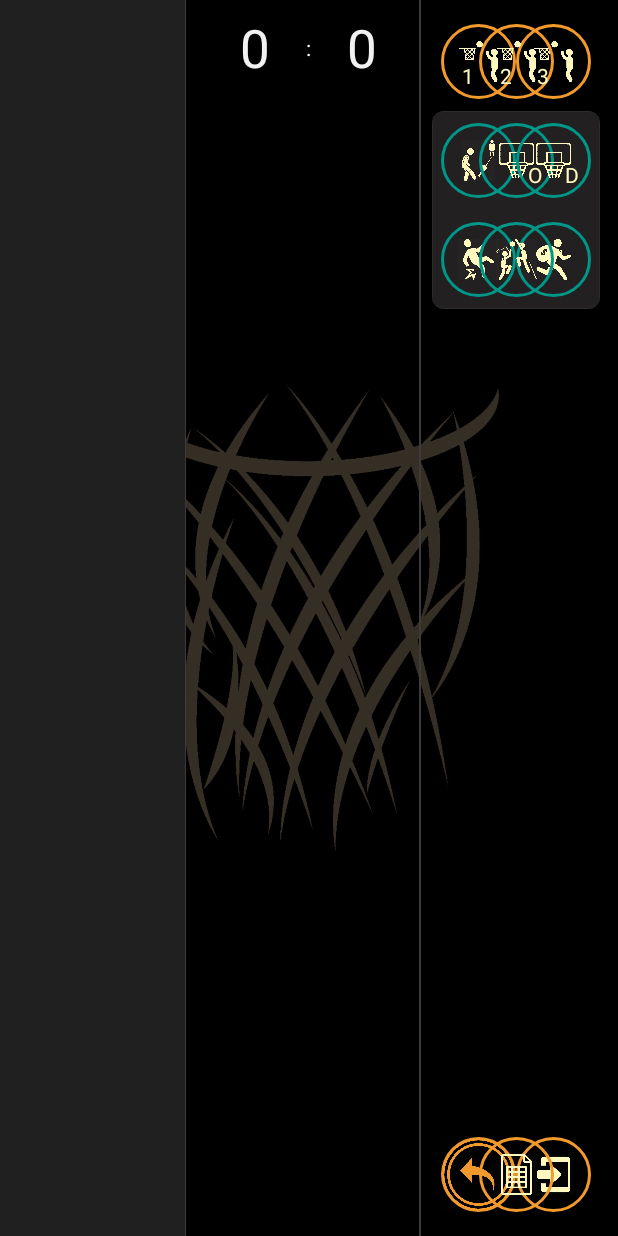
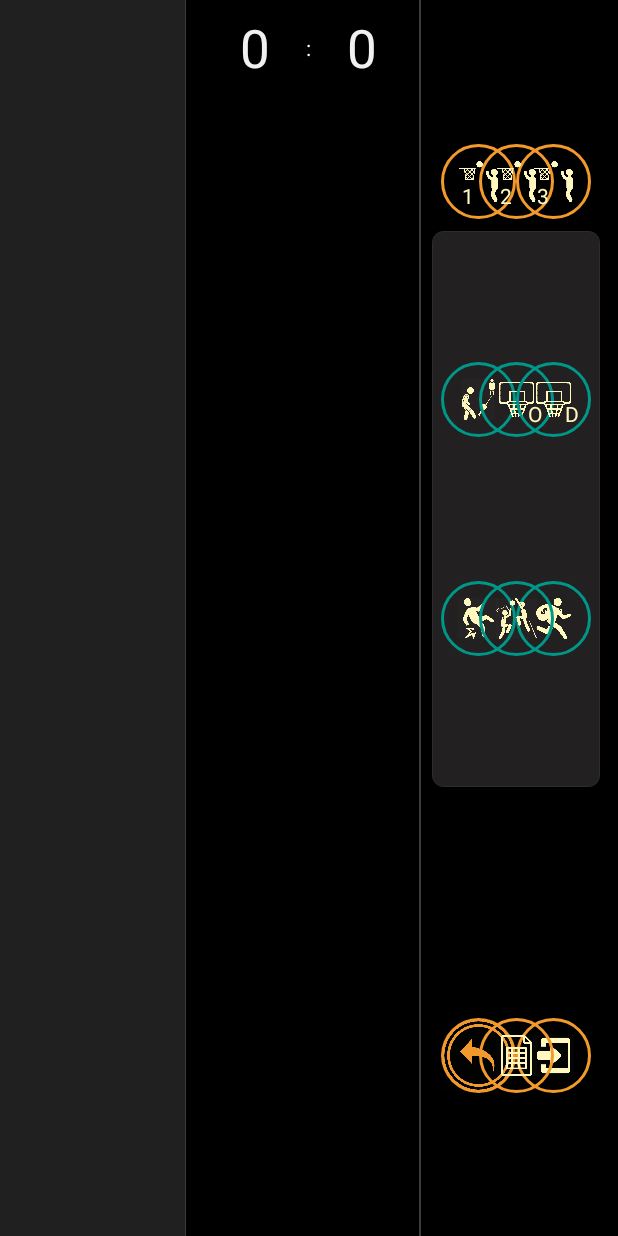
Before and after one commit to michael830713/ProjectBoxScore, an Android app: the layout fragment_console.xml on its own in the app's theme, with its tools: preview values and no code run, on a phone screen of 412 x 824 dp. Run offline under Robolectric (Android 15) with nearby library versions, the light colour scheme and no system bars; Roboto replaces fonts that are not available here.

Commit message:
main console icon set to align vertically

```diff
--- a/app/src/main/res/layout/fragment_console.xml
+++ b/app/src/main/res/layout/fragment_console.xml
@@ -7,19 +7,19 @@
     android:layout_height="match_parent"
     android:background="#000000">
 
-    <ImageView
-        android:id="@+id/imageViewBackGround"
-        android:layout_width="wrap_content"
-        android:layout_height="wrap_content"
-        android:layout_marginStart="8dp"
-        android:layout_marginTop="8dp"
-        android:layout_marginEnd="8dp"
-        android:layout_marginBottom="8dp"
-        app:layout_constraintBottom_toBottomOf="parent"
-        app:layout_constraintEnd_toEndOf="parent"
-        app:layout_constraintStart_toStartOf="parent"
-        app:layout_constraintTop_toTopOf="parent"
-        app:srcCompat="@drawable/adjusted_background_logo" />
+    <!--<ImageView-->
+    <!--android:id="@+id/imageViewBackGround"-->
+    <!--android:layout_width="wrap_content"-->
+    <!--android:layout_height="wrap_content"-->
+    <!--android:layout_marginStart="8dp"-->
+    <!--android:layout_marginTop="8dp"-->
+    <!--android:layout_marginEnd="8dp"-->
+    <!--android:layout_marginBottom="8dp"-->
+    <!--app:layout_constraintBottom_toBottomOf="parent"-->
+    <!--app:layout_constraintEnd_toEndOf="parent"-->
+    <!--app:layout_constraintStart_toStartOf="parent"-->
+    <!--app:layout_constraintTop_toTopOf="parent"-->
+    <!--app:srcCompat="@drawable/adjusted_background_logo" />-->
 
     <View
         android:id="@+id/functionKeyBackground"
@@ -89,7 +89,7 @@
         android:id="@+id/buttonSteal"
         style="@style/iconInnerGreen"
 
-        android:layout_marginTop="16dp"
+        app:layout_constraintBottom_toTopOf="@+id/buttonFoul"
         app:layout_constraintEnd_toEndOf="@+id/buttonDefensiveRebound"
         app:layout_constraintTop_toBottomOf="@+id/buttonDefensiveRebound"
         app:srcCompat="@drawable/icon_steal_min2" />
@@ -98,9 +98,8 @@
     <ImageView
         android:id="@+id/buttonDefensiveRebound"
         style="@style/iconInnerGreen"
-        android:layout_marginTop="16dp"
-        android:layout_marginEnd="0dp"
         android:padding="13dp"
+        app:layout_constraintBottom_toTopOf="@+id/buttonSteal"
         app:layout_constraintEnd_toEndOf="@+id/button3Pts"
         app:layout_constraintTop_toBottomOf="@+id/button3Pts"
         app:srcCompat="@drawable/icon_rebound3_min2" />
@@ -134,9 +133,9 @@
     <ImageView
         android:id="@+id/button3Pts"
         style="@style/iconInner"
-        android:layout_marginStart="8dp"
-        android:layout_marginTop="16dp"
+
         android:layout_marginEnd="14dp"
+        app:layout_constraintBottom_toTopOf="@+id/buttonDefensiveRebound"
         app:layout_constraintEnd_toStartOf="@+id/guideline4"
         app:layout_constraintTop_toTopOf="parent"
         app:srcCompat="@drawable/icon_shoot_min2" />
@@ -221,10 +220,9 @@
         android:id="@+id/imageViewReturnStep"
         android:layout_width="50dp"
         android:layout_height="50dp"
-        android:layout_marginBottom="16dp"
         android:background="@drawable/button_border"
-        app:layout_constraintBottom_toBottomOf="parent"
         app:layout_constraintStart_toStartOf="@+id/buttonTurnOver"
+        app:layout_constraintTop_toTopOf="@+id/buttonBoxScore"
         app:srcCompat="@drawable/undo_icon_min2" />
 
     <android.support.constraint.Guideline
@@ -237,15 +235,16 @@
     <ImageView
         android:id="@+id/buttonExit"
         style="@style/iconInner"
+        app:layout_constraintBottom_toBottomOf="parent"
         app:layout_constraintEnd_toEndOf="@+id/buttonSteal"
-        app:layout_constraintTop_toTopOf="@+id/buttonBoxScore"
+        app:layout_constraintTop_toBottomOf="@+id/buttonFoul"
         app:srcCompat="@drawable/icon_finish_min2" />
 
     <ImageView
         android:id="@+id/buttonBoxScore"
         style="@style/iconInner"
         app:layout_constraintStart_toStartOf="@+id/buttonBlock"
-        app:layout_constraintTop_toTopOf="@+id/imageViewReturnStep"
+        app:layout_constraintTop_toTopOf="@+id/buttonExit"
         app:srcCompat="@drawable/icon_box_score_min2" />
 
 
@@ -262,9 +261,9 @@
         android:id="@+id/buttonFoul"
         style="@style/iconInner"
 
-        android:layout_marginTop="16dp"
+        app:layout_constraintBottom_toTopOf="@+id/buttonExit"
+
         app:layout_constraintEnd_toStartOf="@+id/buttonSteal"
-
         app:layout_constraintHorizontal_bias="0.5"
         app:layout_constraintStart_toEndOf="@+id/buttonBlock"
         app:layout_constraintTop_toBottomOf="@+id/buttonSteal"
```
